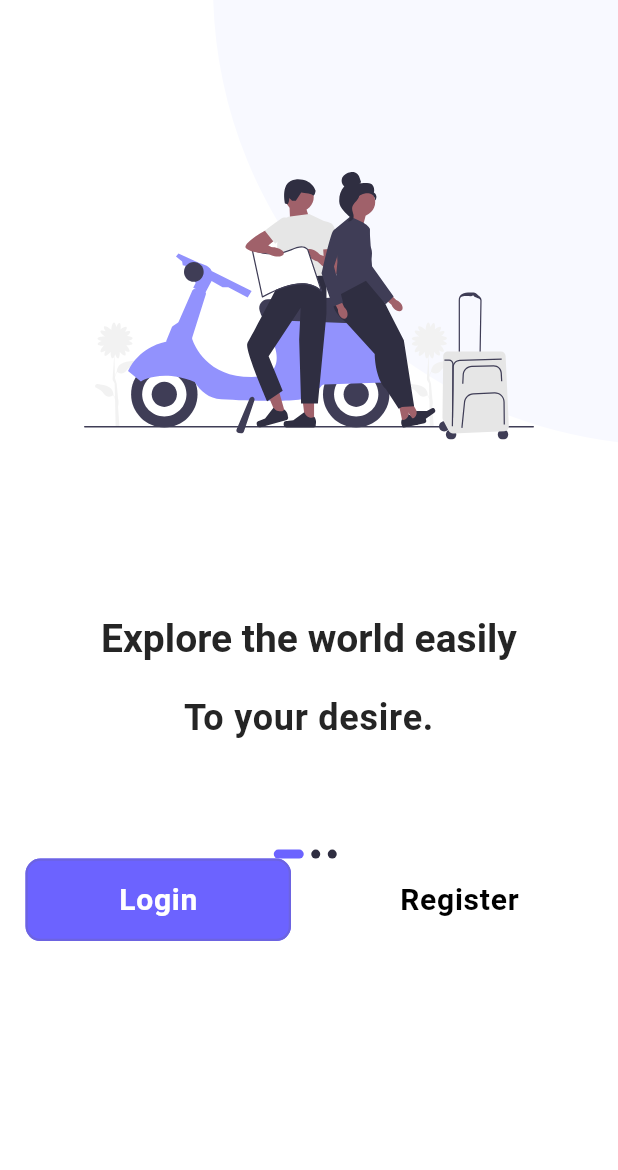
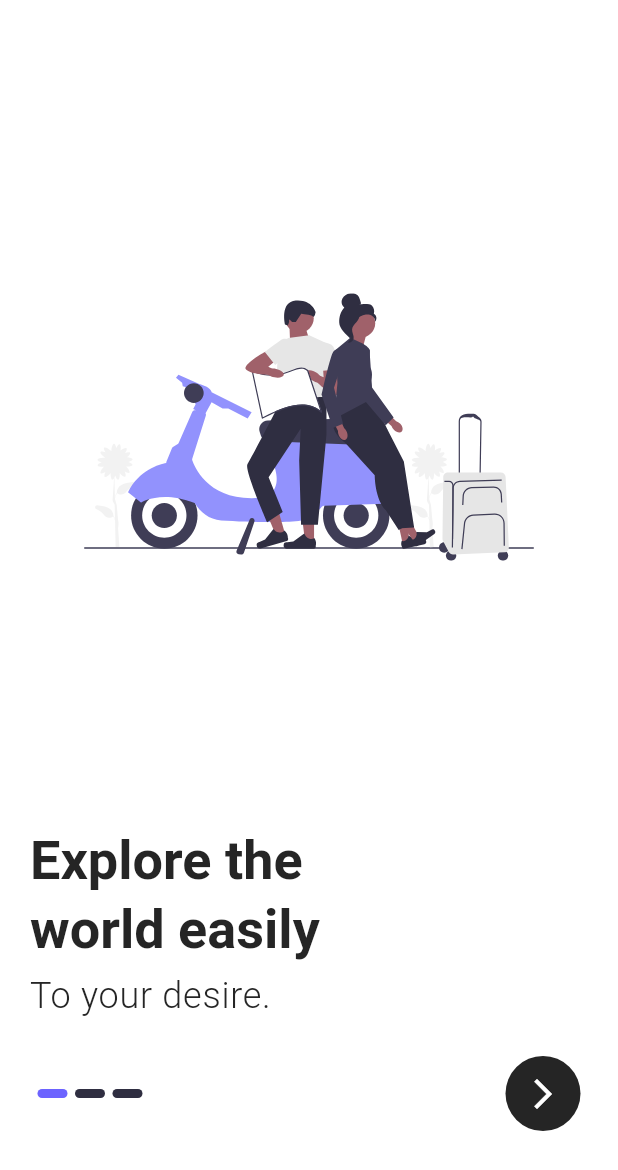
Before and after one commit to alade-01/Login_Register_UI_Design, a Flutter app: the screen it shows after launch, on a phone screen of 412 x 824 dp. Shown: the top 1170 px of the screen. Run offline on Flutter 3.47's test engine with Material 3 defaults, Android fonts, the phone set to English and light mode, and no system bars; our stand-ins replace flutter_bloc, flutter_svg; Roboto replaces fonts that are missing (Poppins); project files that could hold a hidden picture were left out.

Commit message:
add onboarding screen

```diff
--- a/lib/components/item/onboardingItem.dart
+++ b/lib/components/item/onboardingItem.dart
@@ -1,5 +1,6 @@
 import 'package:flutter/material.dart';
 import 'package:flutter_svg/flutter_svg.dart';
+import 'package:login_register_ui_design/core/constants.dart';
 
 class OnboardingItem extends StatelessWidget {
   final String? title, text, image;
@@ -15,27 +16,30 @@ class OnboardingItem extends StatelessWidget {
   Widget build(BuildContext context) {
     Size size = MediaQuery.of(context).size;
     return Column(
-      mainAxisAlignment: MainAxisAlignment.start,
+      //mainAxisAlignment: MainAxisAlignment.center,
+      crossAxisAlignment: CrossAxisAlignment.start,
       children: <Widget>[
         Expanded(
-            child: SvgPicture.asset(
-              image!,
+            child: Center(
+              child: SvgPicture.asset(
+                image!,
+              ),
             )),
         Padding(
-          padding: const EdgeInsets.only(top: 1, bottom: 20),
+          padding: const EdgeInsets.only(top: 1, bottom: 5),
           child: Text(
             title!,
             style: Theme.of(context).textTheme.titleLarge!.copyWith(
-                color: Color(0xFF252525), fontSize: 26, fontWeight: FontWeight.w700),
-            textAlign: TextAlign.center,
+                color: secondaryColor, fontSize: 36, fontWeight: FontWeight.w700),
+            //textAlign: TextAlign.center,
           ),
         ),
         Padding(
-          padding: const EdgeInsets.symmetric(horizontal: 24),
+          padding: const EdgeInsets.symmetric(horizontal: 0),
           child: Text(
             text!,
             style: Theme.of(context).textTheme.labelMedium!.copyWith(
-              color: Color(0xFF252525), fontSize: 24, fontWeight: FontWeight.w700
+              color: secondaryColor, fontSize: 24, fontWeight: FontWeight.w300
             ),
             textAlign: TextAlign.center,
           ),
--- a/lib/core/router_generator.dart
+++ b/lib/core/router_generator.dart
@@ -4,7 +4,7 @@ import 'package:login_register_ui_design/windows/register_screen.dart';
 
 import '../windows/forgot_password_screen.dart';
 import '../windows/splash_screen.dart';
-import '../windows/welcome_screen.dart';
+import '../windows/onboarding_screen.dart';
 
 class RouterGenerator {
   static const splashRoute = "/";
@@ -24,7 +24,7 @@ class RouterGenerator {
         );
       case RouterGenerator.introRoute:
         return MaterialPageRoute(
-          builder: (_) => const WelcomeScreen(),
+          builder: (_) => const OnboardingScreen(),
         );
       case RouterGenerator.loginRoute:
         return MaterialPageRoute(
--- /dev/null
+++ b/lib/windows/onboarding_screen.dart
@@ -0,0 +1,111 @@
+import 'package:flutter/material.dart';
+
+import '../components/item/onboardingItem.dart';
+import '../core/constants.dart';
+
+class OnboardingScreen extends StatefulWidget {
+  const OnboardingScreen({super.key});
+
+  @override
+  State<OnboardingScreen> createState() => _OnboardingScreenState();
+}
+
+class _OnboardingScreenState extends State<OnboardingScreen> {
+  int currentPage = 0;
+  List<Map<String, String>> onboardingData = [
+    {
+      "title": "Explore the\nworld easily",
+      "text": "To your desire.",
+      "image": "res/images/onboardingImage_1.svg"
+    },
+    {
+      "title": "Reach the\nunknown spot",
+      "text": "To your destination.",
+      "image": "res/images/onboardingImage_2.svg"
+    },
+    {
+      "title": "Make connects\nwith explora",
+      "text": "To your dream trip.",
+      "image": "res/images/onboardingImage_2.svg"
+    },
+  ];
+
+  @override
+  Widget build(BuildContext context) {
+    return Scaffold(
+      body: Padding(
+        padding: const EdgeInsets.all(20.0),
+        child: Column(
+          children: <Widget>[
+            Expanded(
+              flex: 3,
+              child: PageView.builder(
+                onPageChanged: (value) {
+                  setState(() {
+                    currentPage = value;
+                  });
+                },
+                itemCount: onboardingData.length,
+                itemBuilder: (context, index) => OnboardingItem(
+                  title: onboardingData[index]["title"],
+                  image: onboardingData[index]["image"],
+                  text: onboardingData[index]['text'],
+                ),
+              ),
+            ),
+            Padding(
+              padding: const EdgeInsets.symmetric(horizontal: 5),
+              child: Column(
+                children: <Widget>[
+                  const SizedBox(height: defaultPadding * 1.5),
+                  Padding(
+                    padding: const EdgeInsets.only(bottom: 50.0),
+                    child: Row(
+                      mainAxisAlignment: MainAxisAlignment.spaceBetween,
+                      children: [
+                        Row(
+                          children: List.generate(
+                      onboardingData.length,
+                          (index) => buildDot(index: index),
+                    ),
+                        ),
+                        InkWell(
+                          onTap: () {
+                            //print('Button pressed!');
+                          },
+                          child: Container(
+                            width: 50.0,
+                            height: 50.0,
+                            decoration: BoxDecoration(
+                              shape: BoxShape.circle,
+                              color: secondaryColor,
+                            ),
+                            child: Icon(Icons.arrow_forward_ios_outlined,color: Colors.white,),
+                          ),
+                        )
+                      ]
+                    ),
+                  ),
+                ],
+              ),
+            ),
+          ],
+        ),
+      ),
+    );
+  }
+
+  AnimatedContainer buildDot({int? index}) {
+    return AnimatedContainer(
+      duration: const Duration(milliseconds: 200),
+      margin: const EdgeInsets.only(right: 5),
+      height: 6,
+      width: currentPage == index ? 20 : 20,
+      decoration: BoxDecoration(
+        color:
+            currentPage == index ? primaryColor : const Color(0xFF2F2E41),
+        borderRadius: BorderRadius.circular(3),
+      ),
+    );
+  }
+}
--- a/lib/windows/welcome_screen.dart
+++ /dev/null
@@ -1,128 +0,0 @@
-import 'package:flutter/material.dart';
-import 'package:login_register_ui_design/components/shared/background.dart';
-
-import '../components/item/onboardingItem.dart';
-import '../components/shared/app_button.dart';
-import '../core/router_generator.dart';
-import '../core/constants.dart';
-
-class WelcomeScreen extends StatefulWidget {
-  const WelcomeScreen({super.key});
-
-  @override
-  State<WelcomeScreen> createState() => _WelcomeScreenState();
-}
-
-class _WelcomeScreenState extends State<WelcomeScreen> {
-  int currentPage = 0;
-  List<Map<String, String>> onboardingData = [
-    {
-      "title": "Explore the world easily",
-      "text": "To your desire.",
-      "image": "res/images/onboardingImage_1.svg"
-    },
-    {
-      "title": "Reach the unknown spot",
-      "text": "To your destination.",
-      "image": "res/images/onboardingImage_2.svg"
-    },
-    {
-      "title": "Make connects with explora",
-      "text": "To your dream trip.",
-      "image": "res/images/onboardingImage_2.svg"
-    },
-  ];
-
-  @override
-  Widget build(BuildContext context) {
-    return Background(
-      child: Column(
-        children: <Widget>[
-          Expanded(
-            flex: 3,
-            child: PageView.builder(
-              onPageChanged: (value) {
-                setState(() {
-                  currentPage = value;
-                });
-              },
-              itemCount: onboardingData.length,
-              itemBuilder: (context, index) => OnboardingItem(
-                title: onboardingData[index]["title"],
-                image: onboardingData[index]["image"],
-                text: onboardingData[index]['text'],
-              ),
-            ),
-          ),
-          Expanded(
-            flex: 2,
-            child: Padding(
-              padding: const EdgeInsets.symmetric(horizontal: 5),
-              child: Column(
-                children: <Widget>[
-                  const SizedBox(height: defaultPadding * 4.5),
-                  Row(
-                    mainAxisAlignment: MainAxisAlignment.center,
-                    children: List.generate(
-                      onboardingData.length,
-                          (index) => buildDot(index: index),
-                    ),
-                  ),
-
-                  Row(
-                    crossAxisAlignment: CrossAxisAlignment.center,
-                    children: [
-                      Expanded(
-                        child: AppButton(
-                            callback: () => Navigator.pushNamed(
-                                context, RouterGenerator.loginRoute),
-                            label: "Login",
-                            buttonType: ButtonType.PRIMARY,
-                            horizontalPadding: 12.0),
-                      ),
-                      Expanded(
-                        child: InkWell(
-                          onTap: () {
-                            Navigator.pushNamed(
-                                context, RouterGenerator.registerRoute);
-                          },
-                          child: Padding(
-                            padding: const EdgeInsets.all(0),
-                            child: Text(
-                              "Register",
-                              textAlign: TextAlign.center,
-                              style: Theme.of(context)
-                                  .textTheme
-                                  .labelMedium!
-                                  .copyWith(
-                                      fontSize: 20,
-                                      color: Colors.black,
-                                      fontWeight: FontWeight.w600),
-                            ),
-                          ),
-                        ),
-                      )
-                    ],
-                  )
-                ],
-              ),
-            ),
-          ),
-        ],
-      ),
-    );
-  }
-
-  AnimatedContainer buildDot({int? index}) {
-    return AnimatedContainer(
-      duration: const Duration(milliseconds: 200),
-      margin: const EdgeInsets.only(right: 5),
-      height: 6,
-      width: currentPage == index ? 20 : 6,
-      decoration: BoxDecoration(
-        color: currentPage == index ? Color(0xFF6C63FF) : const Color(0xFF2F2E41),
-        borderRadius: BorderRadius.circular(3),
-      ),
-    );
-  }
-}
```
